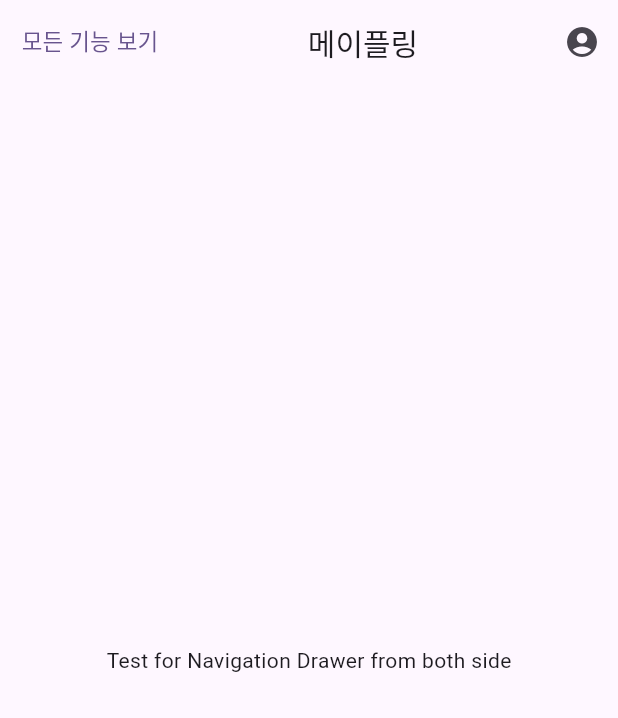
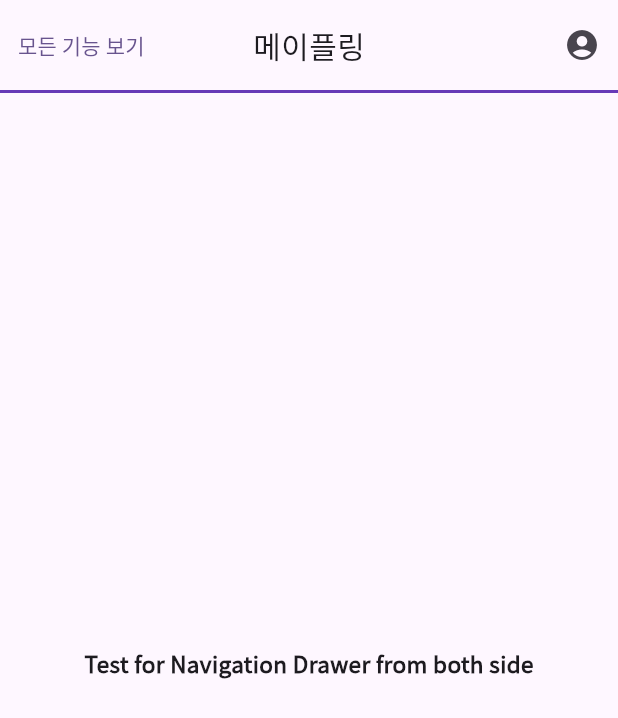
Before and after one commit to emotionalboySY/maple_ing, a Flutter app: the screen it shows after launch, on a phone screen of 412 x 824 dp. Shown: the top 718 px of the screen. Run offline on Flutter 3.47's test engine with Material 3 defaults, Android fonts, the light colour scheme and no system bars; our stand-ins replace get.

Commit message:
feat: apply font(NotoSansKR), custom appbar with line seperator

```diff
--- /dev/null
+++ b/lib/custom_app_bar.dart
@@ -0,0 +1,56 @@
+import 'package:flutter/material.dart';
+
+class CustomAppBar extends StatelessWidget {
+  const CustomAppBar({super.key, required this.scaffoldKey});
+
+  final GlobalKey<ScaffoldState> scaffoldKey;
+
+  @override
+  Widget build(BuildContext context) {
+    return Scaffold(
+      backgroundColor: Theme.of(context).colorScheme.surface,
+      body: SafeArea(
+        child: Center(
+          child: Stack(
+            children: [
+              const Align(
+                alignment: Alignment.center,
+                child: Text(
+                  "메이플링",
+                  style: TextStyle(fontSize: 20, fontVariations: <FontVariation>[
+                    FontVariation('wght', 900),
+                  ]),
+                ),
+              ),
+              Align(
+                alignment: Alignment.center,
+                child: Row(
+                  mainAxisAlignment: MainAxisAlignment.spaceBetween,
+                  mainAxisSize: MainAxisSize.max,
+                  children: [
+                    TextButton(
+                      child: const Text(
+                        "모든 기능 보기",
+                      ),
+                      onPressed: () {
+                        scaffoldKey.currentState!.openDrawer();
+                      },
+                    ),
+                    IconButton(
+                      icon: const Icon(
+                        Icons.account_circle,
+                      ),
+                      onPressed: () {
+                        scaffoldKey.currentState!.openEndDrawer();
+                      },
+                    ),
+                  ],
+                ),
+              )
+            ],
+          ),
+        ),
+      ),
+    );
+  }
+}
--- a/lib/main.dart
+++ b/lib/main.dart
@@ -20,7 +20,9 @@ class MyApp extends StatelessWidget {
       theme: ThemeData(
         colorScheme: ColorScheme.fromSeed(seedColor: Colors.deepPurple),
         useMaterial3: true,
+        fontFamily: "NotoSansKR",
       ),
+      themeMode: ThemeMode.system,
       home: PageMain(),
     );
   }
--- a/lib/pages/page_main.dart
+++ b/lib/pages/page_main.dart
@@ -1,5 +1,6 @@
 import 'package:flutter/material.dart';
 import 'package:get/get.dart';
+import 'package:maple_ing/custom_app_bar.dart';
 
 class PageMain extends StatelessWidget {
   PageMain({super.key});
@@ -18,14 +19,19 @@ class PageMain extends StatelessWidget {
         child: ListView(
           padding: EdgeInsets.zero,
           children: <Widget>[
-            DrawerHeader(
-              child: Text('Left Drawer'),
+            const DrawerHeader(
               decoration: BoxDecoration(
                 color: Colors.blue,
               ),
+              child: Text('Left Drawer'),
             ),
             ListTile(
-              title: Text('text 1'),
+              title: const Text(
+                'text 1',
+                style: TextStyle(
+                  fontWeight: FontWeight.w900,
+                ),
+              ),
               onTap: () {
                 Navigator.pop(context);
               },
@@ -37,14 +43,14 @@ class PageMain extends StatelessWidget {
         child: ListView(
           padding: EdgeInsets.zero,
           children: <Widget>[
-            DrawerHeader(
-              child: Text('Right Drawer'),
+            const DrawerHeader(
               decoration: BoxDecoration(
                 color: Colors.blue,
               ),
+              child: Text('Right Drawer'),
             ),
             ListTile(
-              title: Text('text 2'),
+              title: const Text('text 2'),
               onTap: () {
                 Navigator.pop(context);
               },
@@ -52,43 +58,35 @@ class PageMain extends StatelessWidget {
           ],
         ),
       ),
-      appBar: AppBar(
-        title: Center(
-          child: Text(
-            "메이플링",
-            style: TextStyle(
-              fontSize: 20,
+      appBar: PreferredSize(
+        preferredSize: const Size.fromHeight(60),
+        child: CustomAppBar(scaffoldKey: _scaffoldKey),
+      ),
+      body: const SafeArea(
+        child: Stack(
+          children: [
+            Align(
+              alignment: Alignment.topCenter,
+              child: SizedBox(
+                width: double.infinity,
+                height: 2,
+                child: DecoratedBox(
+                  decoration: BoxDecoration(
+                    color: Colors.deepPurple,
                   ),
                 ),
               ),
-        leading: TextButton(
+            ),
+            Center(
               child: Text(
-            "모든 기능 보기",
+                "Test for Navigation Drawer from both side",
                 style: TextStyle(
                   fontSize: 15,
+                  fontWeight: FontWeight.w900,
                 ),
               ),
-          onPressed: () {
-            _scaffoldKey.currentState!.openDrawer();
-          },
-        ),
-        leadingWidth: 120,
-        actions: [
-          IconButton(
-            icon: Icon(
-              Icons.account_circle,
-            ),
-            onPressed: () {
-              _scaffoldKey.currentState!.openEndDrawer();
-            },
             )
           ],
-      ),
-      body: SafeArea(
-        child: Center(
-          child: Text(
-            "Test for Navigation Drawer from both side"
-          ),
         )
       ),
     );
```
Also changed, not shown: pubspec.yaml (+28 -14 lines), pubspec.lock, 1 other file. Lines whose indentation alone changed are shown as unchanged.
